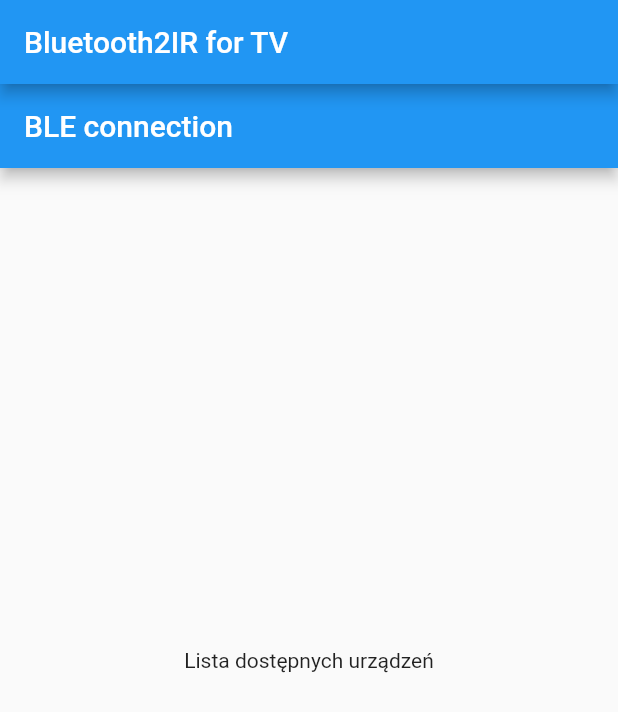
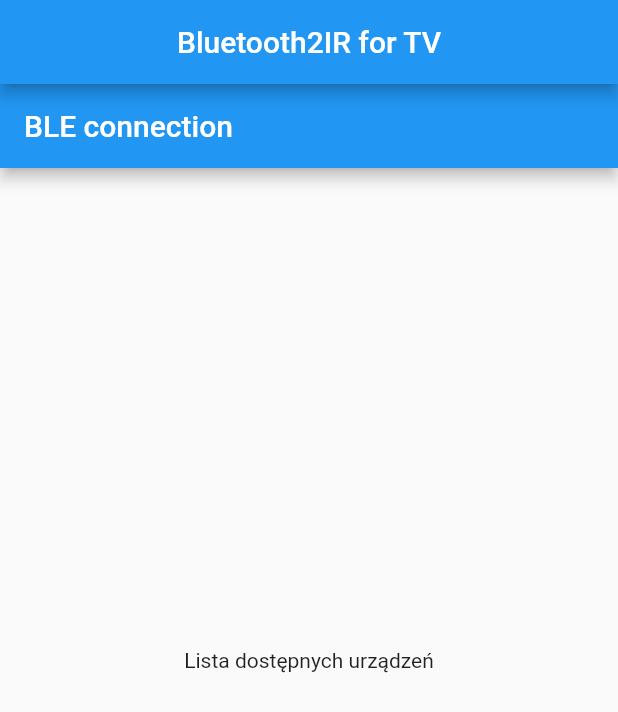
Before and after one commit to KrystianOlszowy/bt2irApp, a Flutter app: the screen it shows after launch, on a phone screen of 412 x 824 dp. Shown: the top 712 px of the screen. Run offline on Flutter 3.47's test engine with Material 2 defaults, Android fonts, the phone set to English and light mode, and no system bars; our stand-ins replace flutter_blue.

Commit message:
Project divided into files.

```diff
--- /dev/null
+++ b/lib/ble_screen.dart
@@ -0,0 +1,17 @@
+import 'package:flutter/material.dart';
+
+class BLEScreen extends StatelessWidget {
+  const BLEScreen({super.key});
+
+  @override
+  Widget build(BuildContext context) {
+    return Scaffold(
+      appBar: AppBar(
+        title: const Text('BLE connection'),
+      ),
+      body: const Center(
+        child: Text('Lista dostępnych urządzeń'),
+      ),
+    );
+  }
+}
--- /dev/null
+++ b/lib/homepage.dart
@@ -0,0 +1,58 @@
+import 'package:flutter/material.dart';
+import 'ble_screen.dart';
+import 'buttons_screen.dart';
+import 'numeric_screen.dart';
+import 'mode_screen.dart';
+
+class HomePage extends StatefulWidget {
+  const HomePage({super.key});
+
+  @override
+  HomePageState createState() => HomePageState();
+}
+
+class HomePageState extends State<HomePage> {
+  int _currentIndex = 0;
+  final List<Widget> _children = [
+    const BLEScreen(),
+    const ModeScreen(),
+    const ButtonsScreen(),
+    const NumericScreen(),
+  ];
+
+  void onTabTapped(int index) {
+    setState(() {
+      _currentIndex = index;
+    });
+  }
+
+  @override
+  Widget build(BuildContext context) {
+    return Scaffold(
+      appBar: AppBar(title: const Center(child: Text('Bluetooth2IR for TV'))),
+      body: _children[_currentIndex],
+      bottomNavigationBar: BottomNavigationBar(
+        onTap: onTabTapped,
+        currentIndex: _currentIndex,
+        items: const [
+          BottomNavigationBarItem(
+            icon: Icon(Icons.bluetooth),
+            label: 'BLE',
+          ),
+          BottomNavigationBarItem(
+            icon: Icon(Icons.settings),
+            label: 'Mode',
+          ),
+          BottomNavigationBarItem(
+            icon: Icon(Icons.person),
+            label: 'Buttons',
+          ),
+          BottomNavigationBarItem(
+            icon: Icon(Icons.keyboard),
+            label: 'Numeric',
+          ),
+        ],
+      ),
+    );
+  }
+}
--- a/lib/main.dart
+++ b/lib/main.dart
@@ -1,4 +1,5 @@
 import 'package:flutter/material.dart';
+import 'homepage.dart';
 
 void main() => runApp(const Bt2IrApp());
 
@@ -12,122 +13,3 @@ class Bt2IrApp extends StatelessWidget {
     );
   }
 }
-
-class HomePage extends StatefulWidget {
-  const HomePage({super.key});
-
-  @override
-  HomePageState createState() => HomePageState();
-}
-
-class HomePageState extends State<HomePage> {
-  int _currentIndex = 0;
-  final List<Widget> _children = [
-    const BLEScreen(),
-    const ModeScreen(),
-    const ButtonsScreen(),
-    const NumericScreen(),
-  ];
-
-  void onTabTapped(int index) {
-    setState(() {
-      _currentIndex = index;
-    });
-  }
-
-  @override
-  Widget build(BuildContext context) {
-    return Scaffold(
-      appBar: AppBar(
-        title: const Text('Bluetooth2IR for TV'),
-      ),
-      body: _children[_currentIndex],
-      bottomNavigationBar: BottomNavigationBar(
-        onTap: onTabTapped,
-        currentIndex: _currentIndex,
-        items: const [
-          BottomNavigationBarItem(
-            icon: Icon(Icons.bluetooth),
-            label: 'BLE',
-          ),
-          BottomNavigationBarItem(
-            icon: Icon(Icons.settings),
-            label: 'Mode',
-          ),
-          BottomNavigationBarItem(
-            icon: Icon(Icons.person),
-            label: 'Buttons',
-          ),
-          BottomNavigationBarItem(
-            icon: Icon(Icons.keyboard),
-            label: 'Numeric',
-          ),
-        ],
-      ),
-    );
-  }
-}
-
-class BLEScreen extends StatelessWidget {
-  const BLEScreen({super.key});
-
-  @override
-  Widget build(BuildContext context) {
-    return Scaffold(
-      appBar: AppBar(
-        title: const Text('BLE connection'),
-      ),
-      body: const Center(
-        child: Text('Lista dostępnych urządzeń'),
-      ),
-    );
-  }
-}
-
-class ModeScreen extends StatelessWidget {
-  const ModeScreen({super.key});
-
-  @override
-  Widget build(BuildContext context) {
-    return Scaffold(
-      appBar: AppBar(
-        title: const Text('TV type settings'),
-      ),
-      body: const Center(
-        child: Text('Lista i edytor kodów IR'),
-      ),
-    );
-  }
-}
-
-class ButtonsScreen extends StatelessWidget {
-  const ButtonsScreen({super.key});
-
-  @override
-  Widget build(BuildContext context) {
-    return Scaffold(
-      appBar: AppBar(
-        title: const Text('Common buttons'),
-      ),
-      body: const Center(
-        child: Text('Zwykłe przyciski'),
-      ),
-    );
-  }
-}
-
-class NumericScreen extends StatelessWidget {
-  const NumericScreen({super.key});
-
-  @override
-  Widget build(BuildContext context) {
-    return Scaffold(
-      appBar: AppBar(
-        title: const Text('Numeric'),
-      ),
-      body: const Center(
-        child: Text('Przyciski numeryczne'),
-      ),
-    );
-  }
-}
--- a/pubspec.yaml
+++ b/pubspec.yaml
@@ -1,5 +1,5 @@
 name: bt2ir
-description: A new Flutter project.
+description: Application working as remote controller for TV.
 publish_to: 'none'
 version: 0.1.0
 
@@ -9,6 +9,7 @@ environment:
 dependencies:
   flutter:
     sdk: flutter
+  flutter_blue:
 
 dev_dependencies:
   flutter_test:
```
Also changed, not shown: lib/ble_connection.dart (added, +43 -0 lines), lib/buttons_screen.dart (added, +17 -0 lines), lib/mode_screen.dart (added, +17 -0 lines), lib/numeric_screen.dart (added, +17 -0 lines), pubspec.lock, 1 other file.
